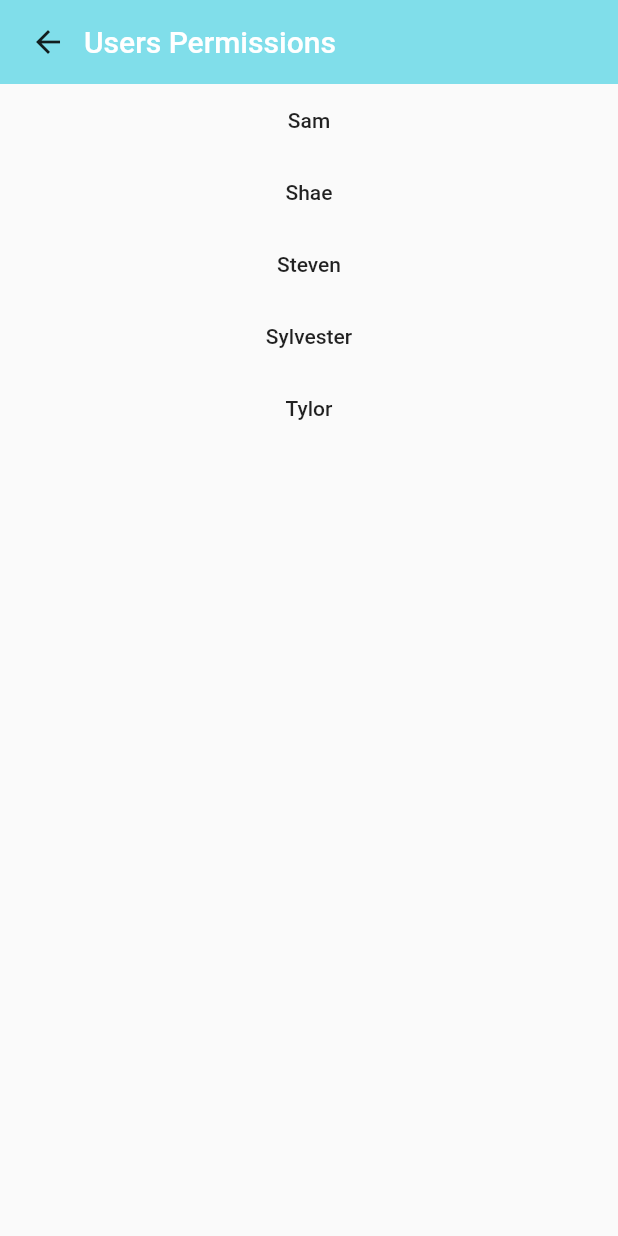
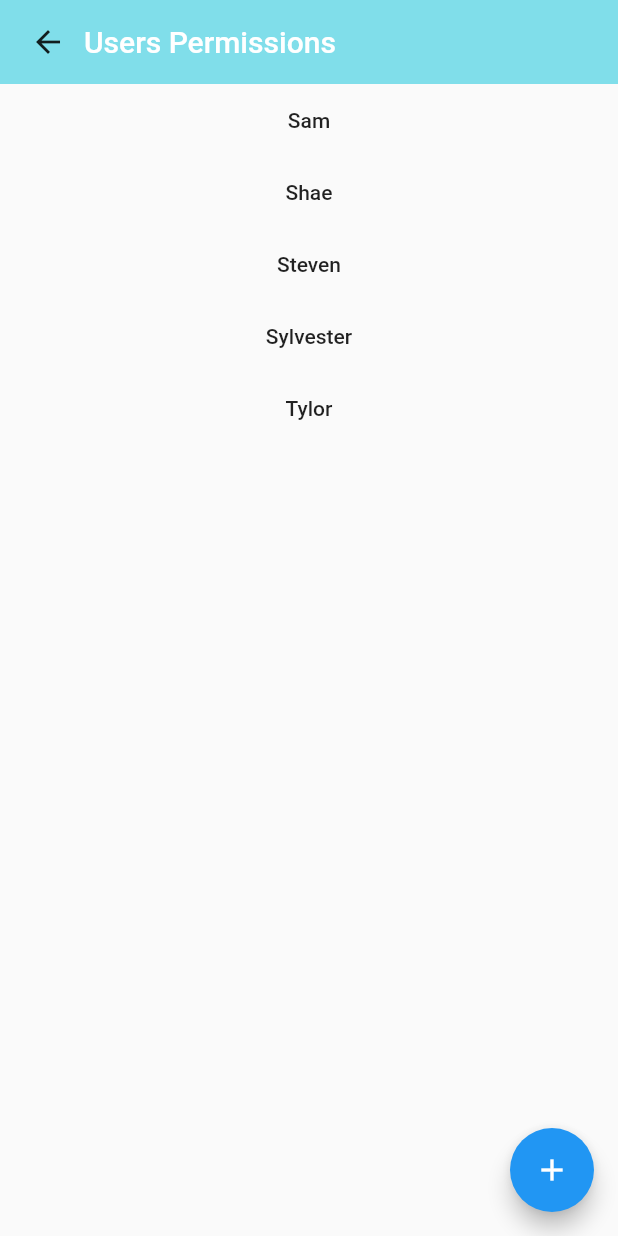
Before and after one commit to samk3ys/CoolSafe, a Flutter app: the HomePage widget shown alone on an empty page, opened directly, after a tap on "View Permissions", on a phone screen of 412 x 824 dp. Run offline on Flutter 3.47's test engine with Material 2 defaults, Android fonts, the phone set to English and light mode, and no system bars; our stand-ins replace convert, rxdart; missing offline and left inert: protobuf.

Commit message:
Update Startup_namer.dart
only thing app needs now is individual functions completed and "registration mode" windows.

```diff
--- a/Flutter/cool_safe_app/lib/Startup_namer.dart
+++ b/Flutter/cool_safe_app/lib/Startup_namer.dart
@@ -16,15 +16,20 @@ class HomeBar extends StatelessWidget {
       child: Row(
         // <Widget> is the type of items in the list.
         children: <Widget>[
-          IconButton(
+          /*IconButton(
             icon: Icon(Icons.arrow_back),
             tooltip: 'Return',
             onPressed: null,
-          ),
+          ),*/
           // Expanded expands its child to fill the available space.
           Expanded(
             child: title,
           ),
+          /*IconButton(
+            icon: Icon(Icons.menu),
+            tooltip: 'Settings',
+            onPressed: null,
+          ),*/
         ],
       ),
     );
@@ -57,6 +62,11 @@ class NotHomeBar extends StatelessWidget {
           Expanded(
             child: title,
           ),
+          /*IconButton(
+            icon: Icon(Icons.menu),
+            tooltip: 'Return',
+            onPressed: null,
+          ),*/
         ],
       ),
     );
@@ -80,7 +90,7 @@ class HomePage extends StatelessWidget {
           ),
           MaterialButton(
             child: Text('Add New Fingerprint'),
-            onPressed: null,
+            onPressed: () => AddUser(),
           ),
           MaterialButton(
             child: Text('View Permissions'),
@@ -139,42 +149,44 @@ List<Widget> usersList(BuildContext context) {
 }*/ //irrelevant now... was trying a round-about way to do something simple
 
 class UsersPermissions extends StatelessWidget {
-  final List<String> users = ['Sam', "Shae", "Steven", "Sylvester", "Tylor"];
+  List<String> users = ['Sam', "Shae", "Steven", "Sylvester", "Tylor"];
   //retrieve user list through the BLE
 
   @override
   Widget build(BuildContext context) {
     // Material is a conceptual piece of paper on which the UI appears.
-    return Material(
+    return Scaffold(
       // Column is a vertical, linear layout.
-      child: Column(
+      body: Column(
         children: <Widget>[
           NotHomeBar(
             title: Text(
               'Users Permissions',
-              style: Theme
-                  .of(context)
-                  .primaryTextTheme
-                  .title,
+              style: Theme.of(context).primaryTextTheme.title,
             ),
           ),
-          for (String nameIt in users) MaterialButton(
-            child: Text(nameIt),
+          for (int id = 0; id < users.length; id++) MaterialButton(
+            child: Text(users[id]),
             onPressed: () {
               Navigator.push(
                   context,
-                  MaterialPageRoute(builder: (context) => IndivUser(nameIt))
+                  MaterialPageRoute(builder: (context) => IndivUser(users[id], id))
               );
             },
           ), // if not working try to get block of commented code above to work
         ],
+      ),
+      floatingActionButton: FloatingActionButton(
+        child: Icon(Icons.add),
+        onPressed: () => AddUser(),
       ),
     );
   }
 } //Permissions page: button for each registered fingerprint/user
 
 class IndivUser extends StatelessWidget {
-  IndivUser(this.nameIt);
+  IndivUser(this.nameIt, this.id);
+  final int id;
   final String nameIt;
   @override
   Widget build(BuildContext context) {
@@ -191,18 +203,18 @@ class IndivUser extends StatelessWidget {
           ),
           MaterialButton(
             child: Text('Edit'),
-            onPressed: null,
+            onPressed: () => EditUser(),
             //send edit signal through BLE
             //edit name in array
           ),
           MaterialButton(
             child: Text('Disable/Enable'),
-            onPressed: null,
+            onPressed: () => AbleUser(),
             //send disable/enable signal through BLE
           ),
           MaterialButton(
             child: Text('Delete'),
-            onPressed: null,
+            onPressed: () => DeleteUser(),
             //send delete signal through BLE
             //remove name in array
           ),
@@ -212,6 +224,28 @@ class IndivUser extends StatelessWidget {
   }
 } //Page for an individual user: button to edit, disable/enable permissions, and delete
 
+//Use signal format ID/OPERATION/AUTHORIZED/NAME
+
+void AddUser(){
+  null;
+  //AddUser()
+}
+
+void EditUser(){
+  null;
+  //EditUser()
+}
+
+void AbleUser(){
+  null;
+  //AbleUser()
+}
+
+void DeleteUser(){
+  null;
+  //DeleteUser()
+}
+
 void main() {
   runApp(MaterialApp(
     title: 'TaDaaaa', // used by the OS task switcher
```
